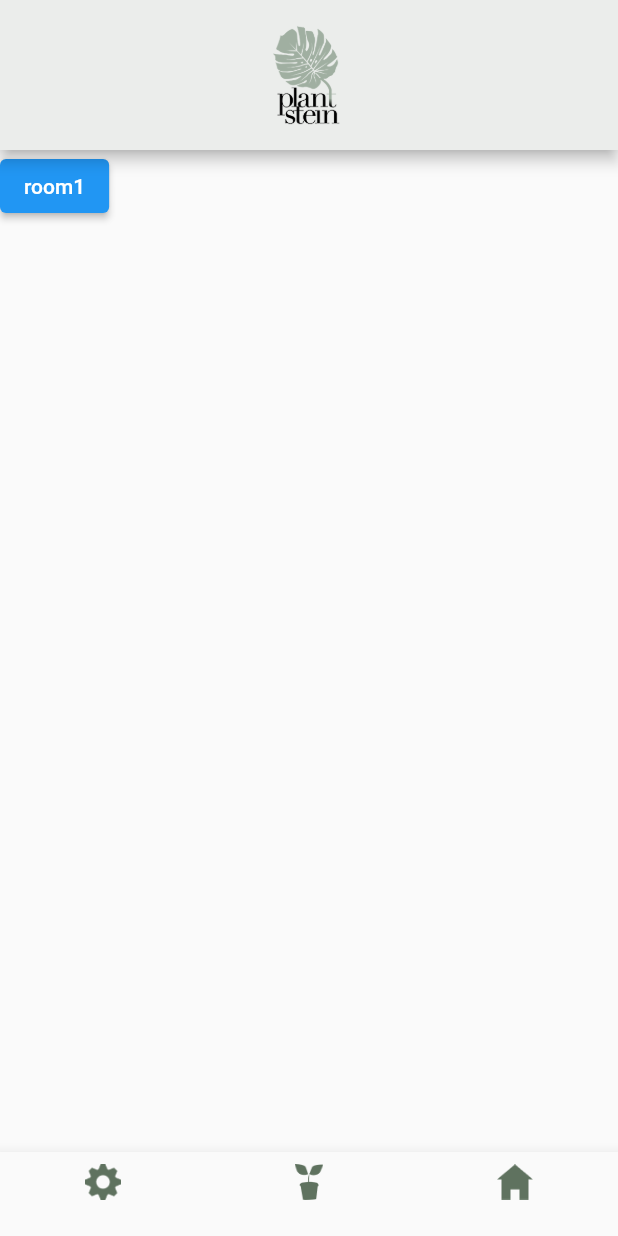
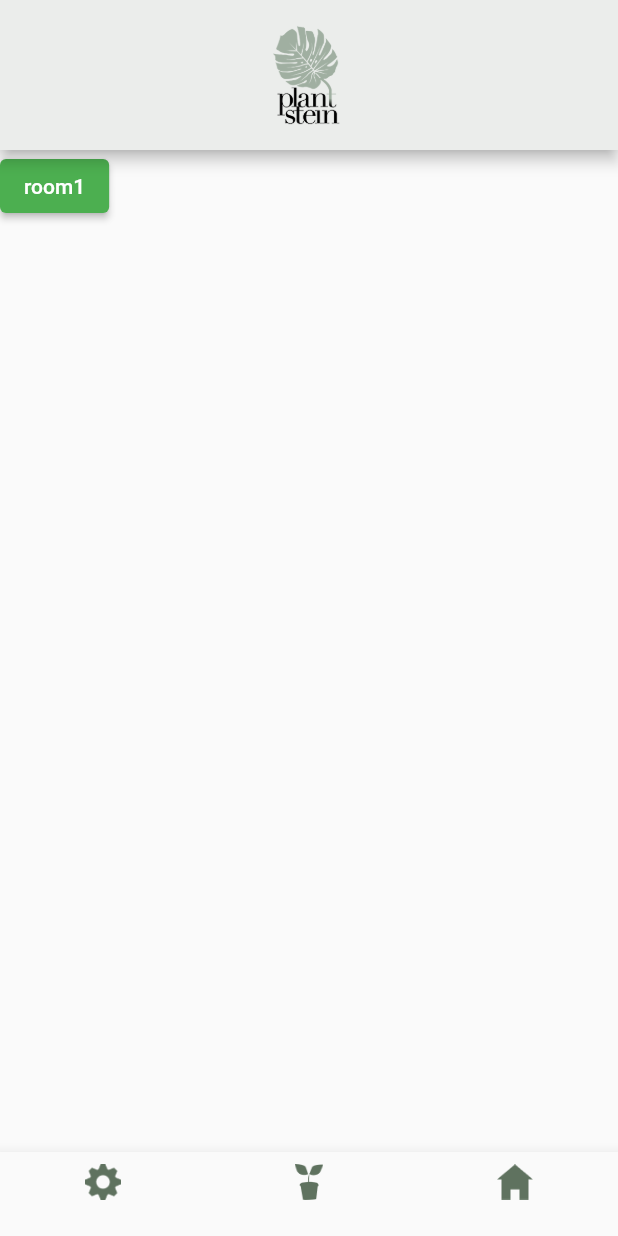
Before and after one commit to Adam1927/PlantStein, a Flutter app: the screen it shows after launch, on a phone screen of 412 x 824 dp. Run offline on Flutter 3.47's test engine with Material 2 defaults, Android fonts, the phone set to English and light mode, and no system bars; our stand-ins replace google_fonts.

Commit message:
Fix errors #19
- room_page had another MaterialApp; there should only be one in the entire app
- room_details did not use the room name passed to it

```diff
--- a/frontend/lib/room_details.dart
+++ b/frontend/lib/room_details.dart
@@ -4,7 +4,6 @@ import 'package:google_fonts/google_fonts.dart';
 import 'bottom_navigation.dart';
 import 'pot_details.dart';
 import 'package:http/http.dart' as http;
-
 
 class RoomDetails extends StatefulWidget {
   final String room;
@@ -201,7 +200,7 @@ class _RoomDetailsState extends State<RoomDetails> {
   }
 
   void getPots(String room) async {
-    var url = Uri.http('10.0.20.214:8080', 'room/{roomName}/plants');
+    var url = Uri.http('192.168.50.238:8080', 'room/$room/plants');
     final response = await http
         .get(url, headers: {'clientId': 'TEST_DEVICE', 'roomName': room});
     final jsonData = json.decode(response.body);
--- a/frontend/lib/room_page.dart
+++ b/frontend/lib/room_page.dart
@@ -6,9 +6,7 @@ class RoomPage extends StatelessWidget {
 
   @override
   Widget build(BuildContext context) {
-    return MaterialApp(
-      debugShowCheckedModeBanner: false,
-      home: Scaffold(
+    return Scaffold(
         body: ElevatedButton(
       child: const Text('room1'),
       onPressed: () {
@@ -17,8 +15,6 @@ class RoomPage extends StatelessWidget {
             MaterialPageRoute(
                 builder: (context) => const RoomDetails("test room")));
       },
-        ),
-      ),
-    );
+    ));
   }
 }
```
Also changed, not shown: 10 other files. Lines whose indentation alone changed are shown as unchanged.
